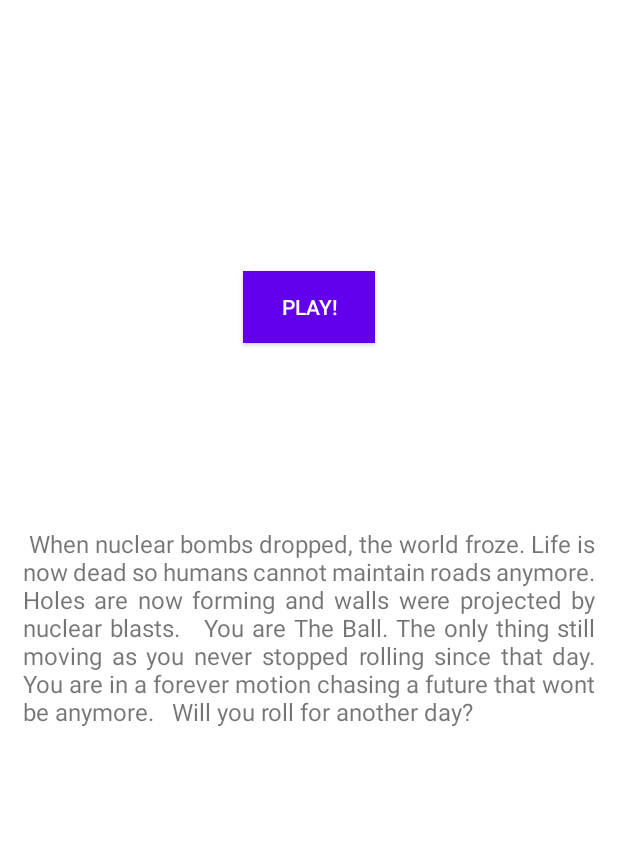
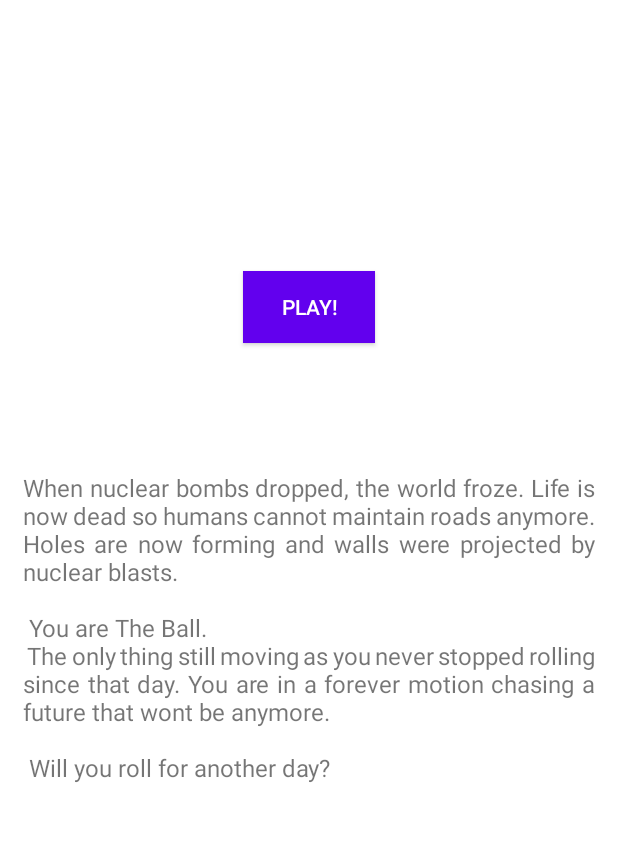
Before and after one commit to TrovadorDelCodigo/FunnyFlappyJumpBall2, an Android app: the screen it shows after launch (MainMenuActivity), on a phone screen of 412 x 824 dp, the part 324-1166 px from its top. Run offline under Robolectric (Android 15) with nearby library versions, the phone set to English and light mode, and no system bars.

Commit message:
Hide FPS counter and enhance backstory layout

```diff
--- a/app/src/main/java/fr/m2dl/todo/funnyflappyjumpball2/gameobjects/Scene.kt
+++ b/app/src/main/java/fr/m2dl/todo/funnyflappyjumpball2/gameobjects/Scene.kt
@@ -14,8 +14,7 @@ class Scene : GameObject() {
         addChild(Score())
         addChild(Ball(viewport.width / 2f, viewport.height / 2f, BALL_RADIUS, 10, Color.MAGENTA))
 
-        // TODO remove these tests
-        addChild((FPSCounter()))
+        // addChild((FPSCounter()))
     }
 
     override fun deinit() {
--- a/app/src/main/res/layout/activity_main_menu.xml
+++ b/app/src/main/res/layout/activity_main_menu.xml
@@ -44,6 +44,7 @@
         android:textSize="16sp"
         android:gravity="center|left"
         android:justificationMode="inter_word"
+        android:minLines="6"
         app:layout_constraintEnd_toEndOf="parent"
         app:layout_constraintHorizontal_bias="0.5"
         app:layout_constraintStart_toStartOf="parent"
--- a/app/src/main/res/values/strings.xml
+++ b/app/src/main/res/values/strings.xml
@@ -9,15 +9,11 @@
     <string name="register_score_button_text">Register Score</string>
     <string name="story">
         When nuclear bombs dropped, the world froze. Life is now dead so humans cannot maintain roads
-        anymore. Holes are now forming and walls were projected by nuclear blasts.
-        <br/>
-        <br/>
+        anymore. Holes are now forming and walls were projected by nuclear blasts.\n\n
 
-        You are The Ball.
+        You are The Ball.\n
         The only thing still moving as you never stopped rolling since that day. You are in a
-        forever motion chasing a future that wont be anymore.
-        <br/>
-        <br/>
+        forever motion chasing a future that wont be anymore.\n\n
 
         Will you roll for another day?
     </string>
```
